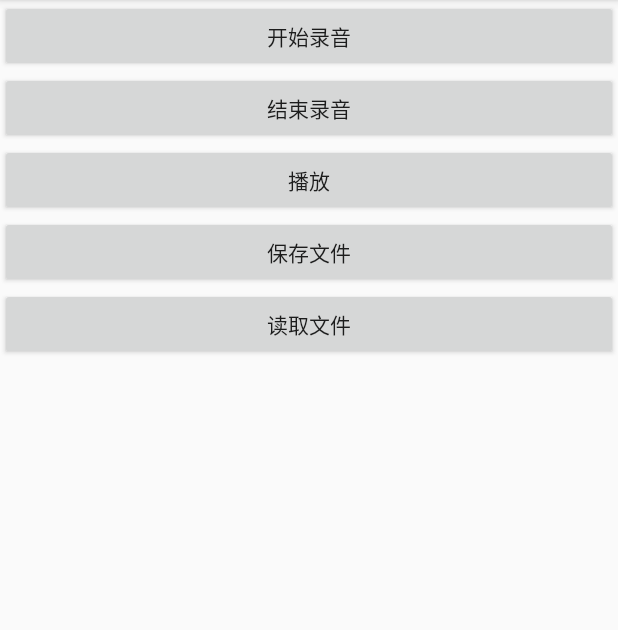
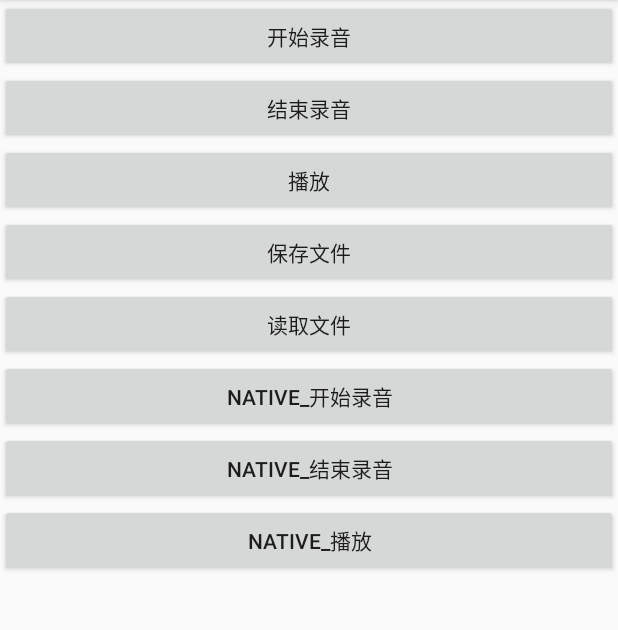
Before and after one commit to siwangqishiq/AndroidMediaTask, an Android app: the screen it shows after launch (MainActivity), on a phone screen of 412 x 824 dp, the part 84-714 px from its top. Run offline under Robolectric (Android 15) with nearby library versions, the phone set to English and light mode, and no system bars.

```diff
--- a/AudioDemo/app/src/main/java/com/xinlan/audiodemo/MainActivity.java
+++ b/AudioDemo/app/src/main/java/com/xinlan/audiodemo/MainActivity.java
@@ -23,6 +23,7 @@ import java.io.FileInputStream;
 import java.io.FileNotFoundException;
 import java.io.FileOutputStream;
 import java.io.IOException;
+import java.nio.ByteBuffer;
 
 /**
  * 2. 在 Android 平台使用 AudioRecord 和 AudioTrack API 完成音频
--- a/AudioDemo/app/src/main/res/layout/activity_main.xml
+++ b/AudioDemo/app/src/main/res/layout/activity_main.xml
@@ -34,4 +34,23 @@
         android:layout_width="match_parent"
         android:layout_height="wrap_content"
         android:text="读取文件" />
+
+
+    <Button
+        android:id="@+id/native_start_record"
+        android:layout_width="match_parent"
+        android:layout_height="wrap_content"
+        android:text="native_开始录音" />
+
+    <Button
+        android:id="@+id/native_end_record"
+        android:layout_width="match_parent"
+        android:layout_height="wrap_content"
+        android:text="native_结束录音" />
+
+    <Button
+        android:id="@+id/native_play_audio"
+        android:layout_width="match_parent"
+        android:layout_height="wrap_content"
+        android:text="native_播放" />
 </LinearLayout>
```
Also changed, not shown: 1 other file.
